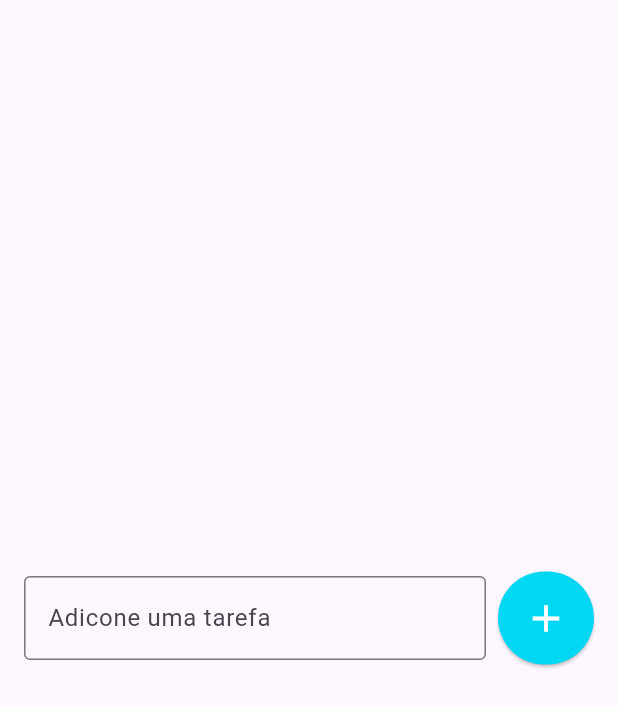
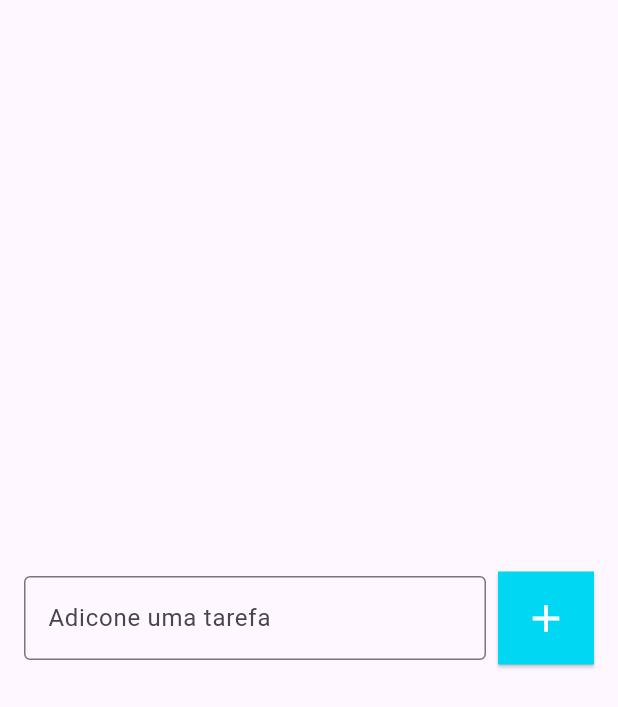
Before and after one commit to leandrodias95/todo_list, a Flutter app: the screen it shows after launch, on a phone screen of 412 x 824 dp. Shown: the top 707 px of the screen. Run offline on Flutter 3.47's test engine with Material 3 defaults, Android fonts, the phone set to English and light mode, and no system bars.

Commit message:
BorderRadius.zero

```diff
--- a/lib/pages/todo_list_page.dart
+++ b/lib/pages/todo_list_page.dart
@@ -37,7 +37,10 @@ class _TodoListPageState extends State<TodoListPage> {
               ElevatedButton(onPressed: () {},
                 style: ElevatedButton.styleFrom(
                   backgroundColor: Color(0xff00d7f3),
-                  padding: EdgeInsets.all(16)
+                  padding: EdgeInsets.all(16),
+                  shape: RoundedRectangleBorder(
+                    borderRadius: BorderRadius.zero,
+                  )
 
                 ),
                 child: Icon(
```
